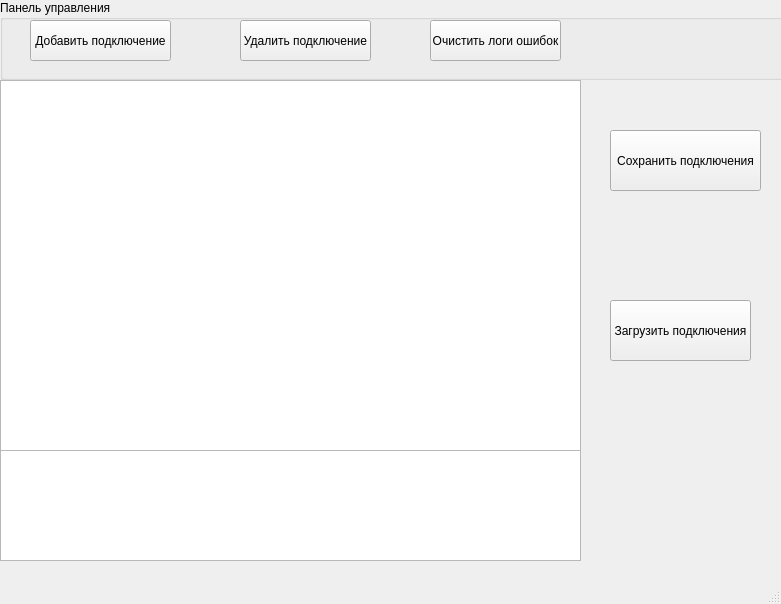
First picture: the form in mainwindow.ui, repository BlackSerperior6/TransformatorV2, before the edit.
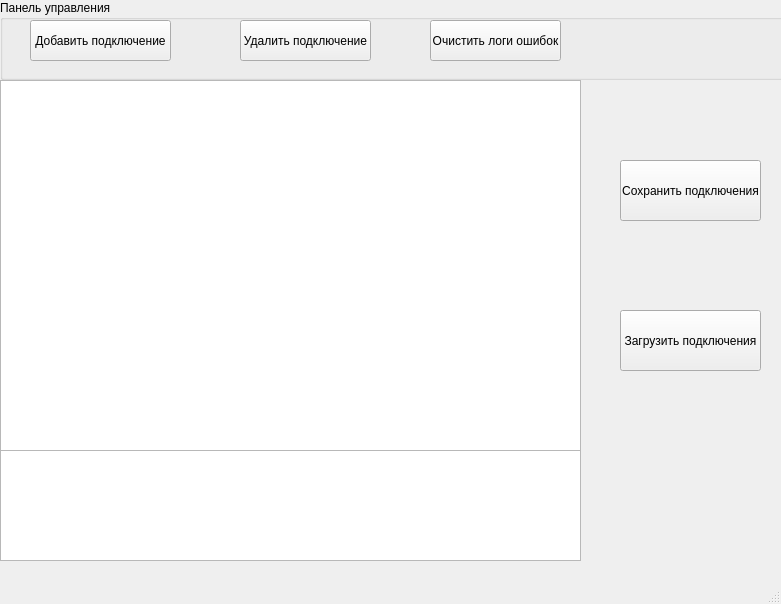
Second picture: the form after the edit.

Commit message: Залокать геометрию новых кнопок

```diff
--- a/mainwindow.ui
+++ b/mainwindow.ui
@@ -167,12 +167,24 @@
    <widget class="QPushButton" name="SaveButton">
     <property name="geometry">
      <rect>
-      <x>610</x>
-      <y>130</y>
-      <width>151</width>
+      <x>620</x>
+      <y>160</y>
+      <width>141</width>
       <height>61</height>
      </rect>
     </property>
+    <property name="minimumSize">
+     <size>
+      <width>141</width>
+      <height>61</height>
+     </size>
+    </property>
+    <property name="maximumSize">
+     <size>
+      <width>141</width>
+      <height>61</height>
+     </size>
+    </property>
     <property name="text">
      <string>Сохранить подключения</string>
     </property>
@@ -180,8 +192,8 @@
    <widget class="QPushButton" name="LoadButton">
     <property name="geometry">
      <rect>
-      <x>610</x>
-      <y>300</y>
+      <x>620</x>
+      <y>310</y>
       <width>141</width>
       <height>61</height>
      </rect>
```
